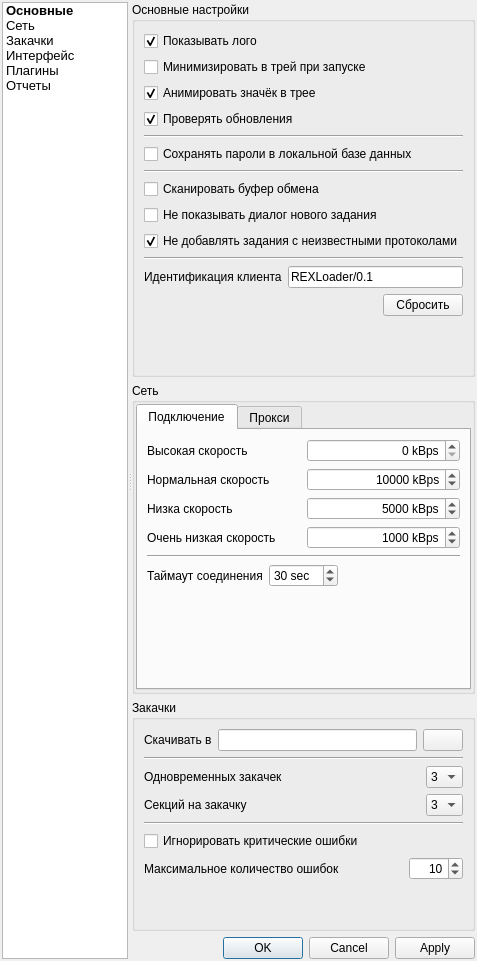
Above: REXLoader/settingsdialog.ui from RA9OAJ/rexloader before the change. Below: the same form after it.
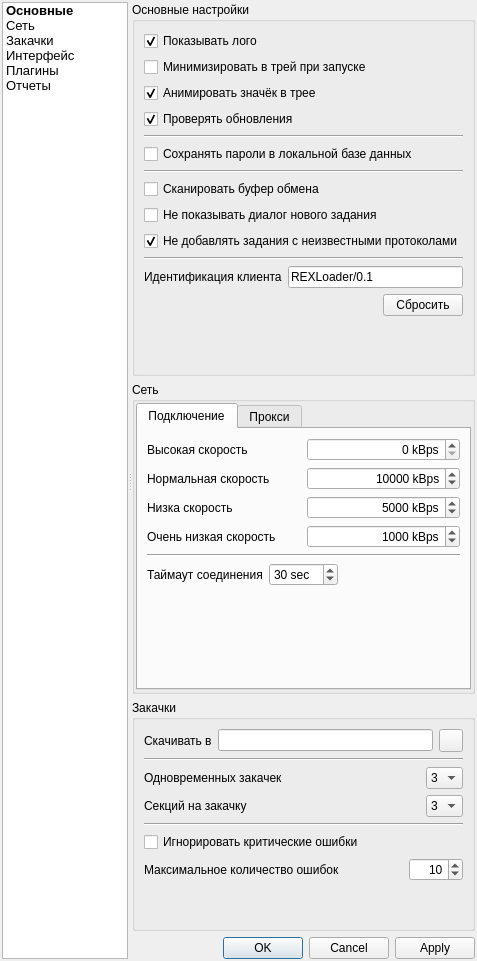
That is the form after the change. The open tabs and pages were chosen to show the change.

The edit to the form file:
```diff
--- a/REXLoader/settingsdialog.ui
+++ b/REXLoader/settingsdialog.ui
@@ -644,7 +644,7 @@
              </widget>
             </item>
             <item>
-             <widget class="QPushButton" name="browseButton">
+             <widget class="QToolButton" name="browseButton">
               <property name="maximumSize">
                <size>
                 <width>40</width>
```
Left out of the diff: 2 changed lines with no effect on the pictures.
